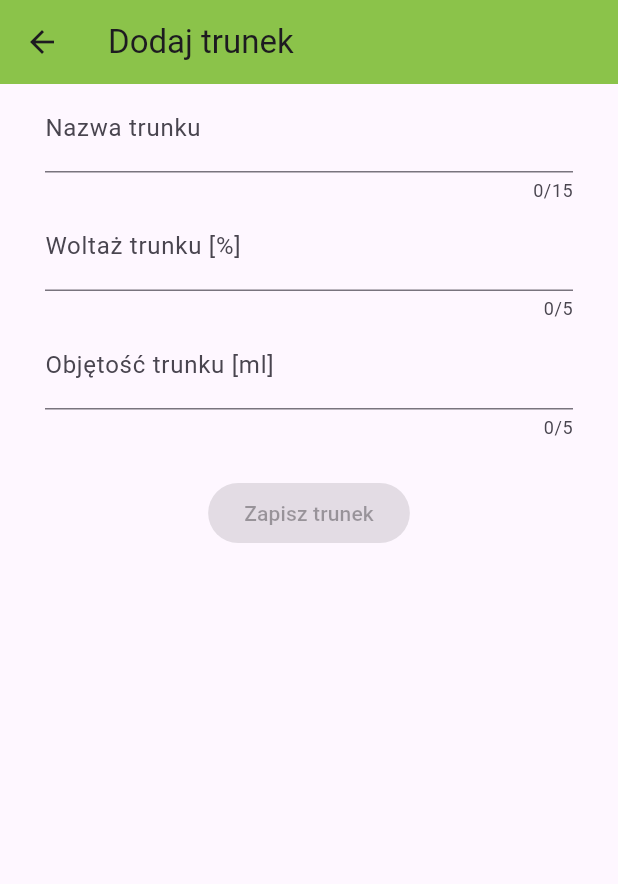
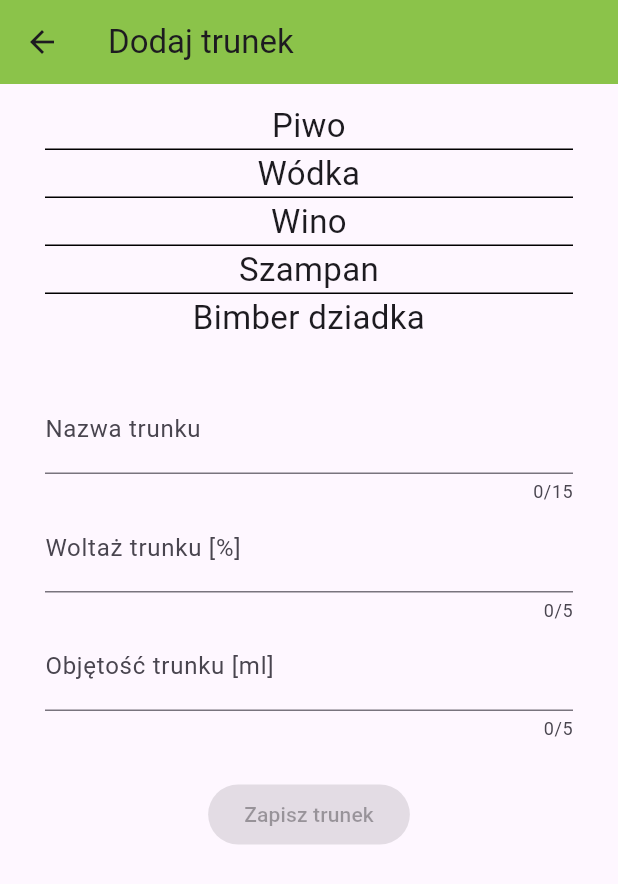
Before and after one commit to gawlas149/Alkomat, a Flutter app: the AddLiquorPage screen opened by its route, on a phone screen of 412 x 824 dp. Shown: the top 884 px of the screen. Run offline on Flutter 3.47's test engine with Material 3 defaults, Android fonts, the phone set to English and light mode, and no system bars; our stand-ins replace get, shared_preferences; accounts and stored records are empty.

Commit message:
Added predefined liquors in add_liquor

```diff
--- a/lib/add_liquor/add_liquor_page.dart
+++ b/lib/add_liquor/add_liquor_page.dart
@@ -24,6 +24,7 @@ class AddLiquorPage extends GetView<AddLiquorController> {
           child: Obx(
         () => Column(
           children: [
+            _liqourList(),
             TextFormField(
               maxLength: 15,
               controller: controller.nameController,
@@ -103,6 +104,38 @@ class AddLiquorPage extends GetView<AddLiquorController> {
       child: Text('Zapisz trunek'),
     );
   }
+
+  Widget _liqourList() {
+    return ListView.separated(
+        physics: const BouncingScrollPhysics(),
+        padding: const EdgeInsets.only(top: 12, bottom: 30),
+        shrinkWrap: true,
+        itemBuilder: (BuildContext context, int index) => InkWell(
+            onTap: () => {
+                  controller.nameController.text =
+                      controller.definedLiquors[index][0],
+                  controller.percentageController.text =
+                      controller.definedLiquors[index][1],
+                  controller.volumeController.text =
+                      controller.definedLiquors[index][2],
+                  controller.voltageCorrect.value = true,
+                  controller.volumeCorrect.value = true,
+                },
+            child: _liquorRow(controller.definedLiquors[index])),
+        separatorBuilder: (BuildContext context, int index) => Container(
+              height: 1,
+              color: Colors.black,
+            ),
+        itemCount: controller.definedLiquors.length);
+  }
+
+  Widget _liquorRow(List<String> liquor) {
+    return Text(
+      liquor[0],
+      style: TextStyle(fontSize: 22),
+      textAlign: TextAlign.center,
+    );
+  }
 }
 
 class AddLiquorController extends GetxController {
@@ -114,6 +147,14 @@ class AddLiquorController extends GetxController {
 
   RxBool voltageCorrect = false.obs;
   RxBool volumeCorrect = false.obs;
+
+  final List<dynamic> definedLiquors = [
+    ['Piwo', '6', '500'],
+    ['Wódka', '40', '30'],
+    ['Wino', '10.5', '150'],
+    ['Szampan', '12', '125'],
+    ['Bimber dziadka', '75', '30'],
+  ];
 
   @override
   void onInit() {
```
